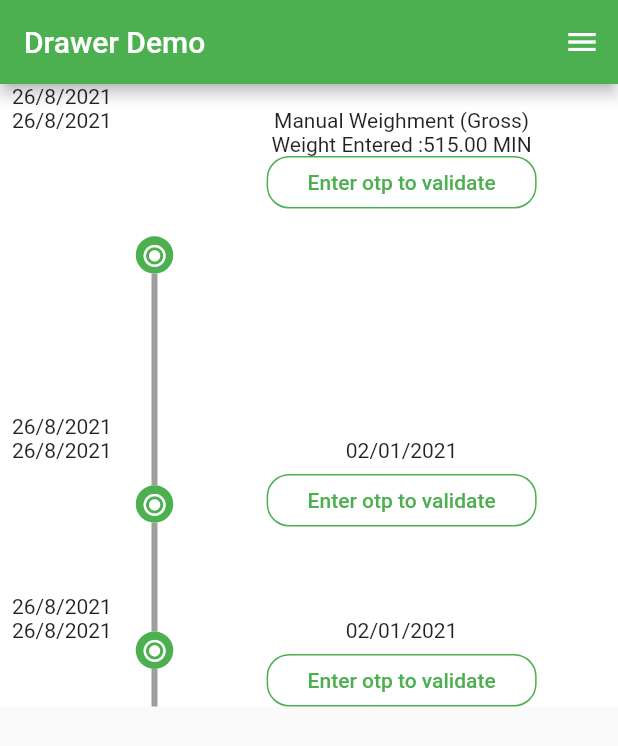
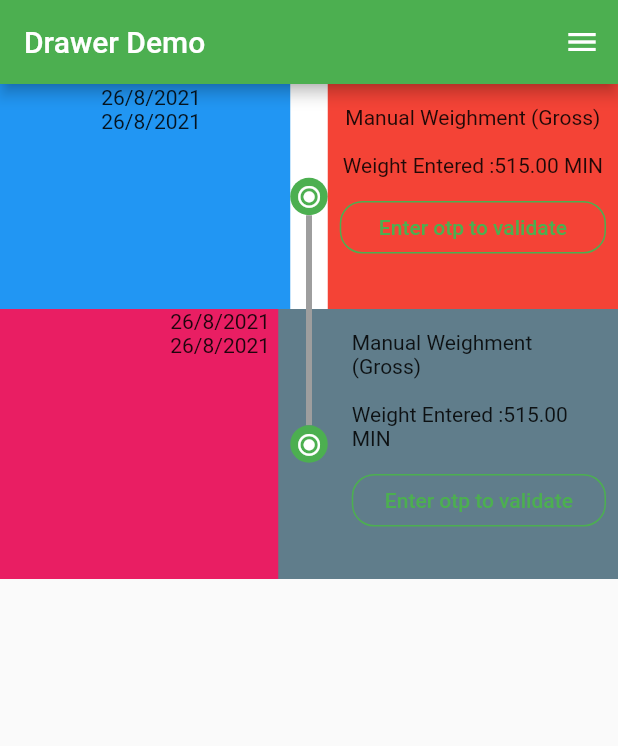
Before and after one commit to panchakarlavishnendra/Bluetooth, a Flutter app: the screen it shows after launch, on a phone screen of 412 x 824 dp. Shown: the top 746 px of the screen. Run offline on Flutter 3.47's test engine with Material 2 defaults, Android fonts, the phone set to English and light mode, and no system bars; drawn by our look-alikes of timeline_tile; our stand-ins replace camera, flutter_bluetooth_serial, get, group_radio_button, image_picker, location and 1 more; missing offline and left inert: geocoder; project files that could hold a hidden picture were left out.

Commit message:
styling changes in timeline component.

```diff
--- a/lib/screens/test_screen.dart
+++ b/lib/screens/test_screen.dart
@@ -37,122 +37,261 @@ class _TestScreenState extends State<TestScreen> {
       body: ListView(
         children: <Widget>[
           Container(
-            height: 220,
+            height: 150,
             color: Colors.white,
             child: TimelineTile(
-              alignment: TimelineAlign.manual,
+              alignment: TimelineAlign.center,
               isFirst: true,
-              lineXY: 0.25,
+              lineXY: 0.7,
+              hasIndicator: true,
+              indicatorStyle: IndicatorStyle(
+                width: 25,
+                color: Colors.green,
+                // indicatorXY: 0.5,
+
+                padding: const EdgeInsets.only(top: 0, left: 0, right: 0),
+                iconStyle: IconStyle(
+                  color: Colors.white,
+                  iconData: Icons.radio_button_checked_rounded,
+                ),
+              ),
+              endChild: Container(
+                  height: 400,
+                  color: Colors.red,
+                  child: Padding(
+                    // padding: const EdgeInsets.only(top: 116.0),
+                    padding: const EdgeInsets.only(top: 6.0),
+
+                    child: Column(
+                      children: <Widget>[
+                        Padding(
+                          padding: const EdgeInsets.all(8.0),
+                          child: Text("Manual Weighment (Gross)"),
+                        ),
+                        Padding(
+                          padding: const EdgeInsets.all(8.0),
+                          child: Text("Weight Entered :515.00 MIN"),
+                        ),
+                        Padding(
+                          padding: const EdgeInsets.all(8.0),
+                          child: _CustomButton(),
+                        )
+                        //       Container(
+                        //           height: 25,
+                        //           width: 160,
+                        //           child:
+                        //           RaisedButton(
+                        //   child: Text('enter otp to validate'),
+                        //   onPressed: () {},
+                        // )),
+                      ],
+                    ),
+                  )),
+              startChild: Container(
+                color: Colors.blue,
+                child: Padding(
+                  // padding: const EdgeInsets.only(left: 108.0, top: 131),
+                  padding: const EdgeInsets.only(left: 8.0, top: 1),
+
+                  child: Column(
+                    children: <Widget>[
+                      Text("26/8/2021"),
+                      Text("26/8/2021"),
+                    ],
+                  ),
+                ),
+              ),
+            ),
+          ),
+          // Container(
+          //   height: 280,
+          //   color: Colors.white,
+          //   child: TimelineTile(
+          //     alignment: TimelineAlign.center,
+          //     // isFirst: true,
+          //     lineXY: 0.7,
+          //     hasIndicator: true,
+          //     indicatorStyle: IndicatorStyle(
+          //       width: 25,
+          //       color: Colors.green,
+          //       // indicatorXY: 0.5,
+          //       drawGap: true,
+          //       padding: const EdgeInsets.only( left: 8, right: 8),
+          //       iconStyle: IconStyle(
+          //         color: Colors.white,
+          //         iconData: Icons.radio_button_checked_rounded,
+          //       ),
+          //     ),
+          //     endChild: Container(
+          //         height: 400,
+          //         child: Padding(
+          //           padding: const EdgeInsets.only(top: 116.0),
+          //           child: Column(
+          //             children: <Widget>[
+          //               Padding(
+          //                 padding: const EdgeInsets.all(8.0),
+          //                 child: Text("Manual Weighment (Gross)"),
+          //               ),
+          //               Padding(
+          //                 padding: const EdgeInsets.all(8.0),
+          //                 child: Text("Weight Entered :515.00 MIN"),
+          //               ),
+          //               Padding(
+          //                 padding: const EdgeInsets.all(8.0),
+          //                 child: _CustomButton(),
+          //               )
+          //               //       Container(
+          //               //           height: 25,
+          //               //           width: 160,
+          //               //           child:
+          //               //           RaisedButton(
+          //               //   child: Text('enter otp to validate'),
+          //               //   onPressed: () {},
+          //               // )),
+          //             ],
+          //           ),
+          //         )),
+          //     startChild: Padding(
+          //       padding: const EdgeInsets.only(left: 108.0, top: 131),
+          //       child: Column(
+          //         children: <Widget>[
+          //           Text("26/8/2021"),
+          //           Text("26/8/2021"),
+          //         ],
+          //       ),
+          //     ),
+          //   ),
+          // ),
+          // Container(
+          //   height: 280,
+          //   color: Colors.white,
+          //   child: TimelineTile(
+          //     alignment: TimelineAlign.center,
+          //     // isFirst: true,
+          //     lineXY: 0.7,
+          //     hasIndicator: true,
+          //     indicatorStyle: IndicatorStyle(
+          //       width: 25,
+          //       color: Colors.green,
+          //       // indicatorXY: 0.5,
+          //       drawGap: true,
+          //       padding: const EdgeInsets.only( left: 8, right: 8),
+          //       iconStyle: IconStyle(
+          //         color: Colors.white,
+          //         iconData: Icons.radio_button_checked_rounded,
+          //       ),
+          //     ),
+          //     endChild: Container(
+          //         height: 400,
+          //         child: Padding(
+          //           padding: const EdgeInsets.only(top: 116.0),
+          //           child: Column(
+          //             children: <Widget>[
+          //               Padding(
+          //                 padding: const EdgeInsets.all(8.0),
+          //                 child: Text("Manual Weighment (Gross)"),
+          //               ),
+          //               Padding(
+          //                 padding: const EdgeInsets.all(8.0),
+          //                 child: Text("Weight Entered :515.00 MIN"),
+          //               ),
+          //               Padding(
+          //                 padding: const EdgeInsets.all(8.0),
+          //                 child: _CustomButton(),
+          //               )
+          //               //       Container(
+          //               //           height: 25,
+          //               //           width: 160,
+          //               //           child:
+          //               //           RaisedButton(
+          //               //   child: Text('enter otp to validate'),
+          //               //   onPressed: () {},
+          //               // )),
+          //             ],
+          //           ),
+          //         )),
+          //     startChild: Padding(
+          //       padding: const EdgeInsets.only(left: 108.0, top: 131),
+          //       child: Column(
+          //         children: <Widget>[
+          //           Text("26/8/2021"),
+          //           Text("26/8/2021"),
+          //         ],
+          //       ),
+          //     ),
+          //   ),
+          // ),
+          Container(
+            height: 180,
+            color: Colors.blueGrey,
+            child: TimelineTile(
+              alignment: TimelineAlign.center,
+              // isFirst: true,
+              isLast: true,
+              lineXY: 0.7,
               hasIndicator: true,
               indicatorStyle: IndicatorStyle(
                 width: 25,
                 color: Colors.green,
                 // indicatorXY: 0.5,
                 drawGap: true,
-                padding: const EdgeInsets.only(top: 8, left: 8, right: 8),
+                padding: const EdgeInsets.only( left: 8, right: 8),
                 iconStyle: IconStyle(
                   color: Colors.white,
                   iconData: Icons.radio_button_checked_rounded,
                 ),
               ),
-              startChild: Column(
-                // crossAxisAlignment: CrossAxisAlignment.start,
-                children: [
-                  Text('26/8/2021'),
-                  Text("26/8/2021"),
-                ],
-              ),
               endChild: Container(
-                  height: 120,
+                // height: 400,
                   child: Padding(
-                    padding: const EdgeInsets.only(top: 16.0),
+                    // padding: const EdgeInsets.only(top: 116.0),
+                    padding: const EdgeInsets.only(top: 6.0),
+
                     child: Column(
                       children: <Widget>[
-                        Text("Manual Weighment (Gross)"),
-                        Text("Weight Entered :515.00 MIN"),
-                        _CustomButton()
+                        Padding(
+                          padding: const EdgeInsets.all(8.0),
+                          child: Text("Manual Weighment (Gross)"),
+                        ),
+                        Padding(
+                          padding: const EdgeInsets.all(8.0),
+                          child: Text("Weight Entered :515.00 MIN"),
+                        ),
+                        Padding(
+                          padding: const EdgeInsets.all(8.0),
+                          child: _CustomButton(),
+                        )
+                        //       Container(
+                        //           height: 25,
+                        //           width: 160,
+                        //           child:
+                        //           RaisedButton(
+                        //   child: Text('enter otp to validate'),
+                        //   onPressed: () {},
+                        // )),
                       ],
                     ),
                   )),
-            ),
-          ),
-          Container(
-            height: 120,
-            color: Colors.white,
-            child: TimelineTile(
-              alignment: TimelineAlign.manual,
-              lineXY: 0.25,
-              hasIndicator: true,
-              indicatorStyle: IndicatorStyle(
-                width: 25,
-                color: Colors.green,
-                // indicatorXY: 0.5,
-                drawGap: true,
-                padding: const EdgeInsets.only(left: 8, right: 8),
-                iconStyle: IconStyle(
-                  color: Colors.white,
-                  iconData: Icons.radio_button_checked_rounded,
+              startChild: Container(
+                color: Colors.pink,
+                child: Padding(
+                  // padding: const EdgeInsets.only(left: 108.0, top: 131),
+                  padding: const EdgeInsets.only(left: 108),
+                  child: Column(
+                    children: <Widget>[
+                      Text("26/8/2021"),
+                      Text("26/8/2021"),
+                    ],
+                  ),
                 ),
-              ),
-              endChild: Column(
-                children: [
-                  Container(
-                      height: 40,
-                      child: Padding(
-                        padding: const EdgeInsets.only(top: 16.0),
-                        child: Text("02/01/2021"),
-                      )),
-                  _CustomButton()
-                ],
-              ),
-              startChild: Column(
-                // crossAxisAlignment: CrossAxisAlignment.start,
-                children: [
-                  Text('26/8/2021'),
-                  Text("26/8/2021"),
-                ],
-              ),
-            ),
-          ),
-          Container(
-            color: Colors.white,
-            child: TimelineTile(
-              alignment: TimelineAlign.manual,
-              lineXY: 0.25,
-              hasIndicator: true,
-              indicatorStyle: IndicatorStyle(
-                width: 25,
-                color: Colors.green,
-                // indicatorXY: 0.5,
-                drawGap: true,
-                padding: const EdgeInsets.only(left: 8, right: 8),
-                iconStyle: IconStyle(
-                  color: Colors.white,
-                  iconData: Icons.radio_button_checked_rounded,
-                ),
-              ),
-              startChild: Column(
-                // crossAxisAlignment: CrossAxisAlignment.start,
-                children: [
-                  Text('26/8/2021'),
-                  Text("26/8/2021"),
-                ],
-              ),
-              endChild: Column(
-                children: [
-                  Container(
-                      height: 40,
-                      child: Padding(
-                        padding: const EdgeInsets.only(top: 16.0),
-                        child: Text("02/01/2021"),
-                      )),
-                  _CustomButton()
-                ],
               ),
             ),
           ),
         ],
       ),
+
+
+
       endDrawer: EndDrawer(_openEndDrawer, _closeEndDrawer),
       // Disable opening the end drawer with a swipe gesture.
       endDrawerEnableOpenDragGesture: false,
```
